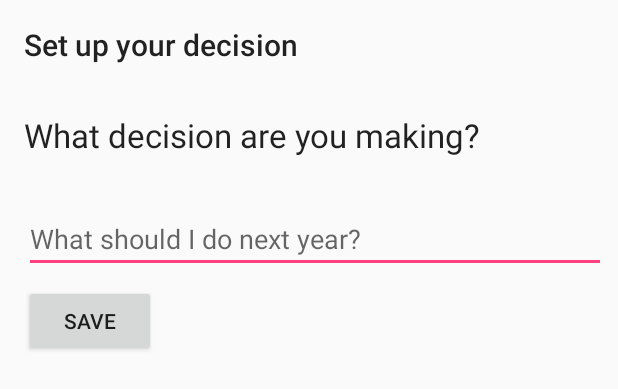
After one commit to lydiaralph/decision_tracker, an Android app: the layout activity_configure_new_question.xml on its own in the app's theme, with its tools: preview values and no code run, on a phone screen of 412 x 824 dp. The commit adds this screen. Shown: the top 389 px of the screen. Run offline under Robolectric (Android 15) with nearby library versions, the phone set to English and light mode, and no system bars.

Commit message:
First draft from following tutorial - doesn't work

```diff
--- a/app/src/main/java/com/lydiaralph/decisiontracker/ConfirmConfigurationActivity.java
+++ b/app/src/main/java/com/lydiaralph/decisiontracker/ConfirmConfigurationActivity.java
@@ -10,7 +10,7 @@ public class ConfirmConfigurationActivity extends AppCompatActivity {
     @Override
     protected void onCreate(Bundle savedInstanceState) {
         super.onCreate(savedInstanceState);
-        setContentView(R.layout.activity_confirm_new_question);
+        setContentView(R.layout.activity_confirmation_new_question);
 
         Intent intent = getIntent();
         String newQuestion = intent.getStringExtra(ConfigurationActivity.NEW_QUESTION);
--- a/app/src/main/java/com/lydiaralph/decisiontracker/MainActivity.java
+++ b/app/src/main/java/com/lydiaralph/decisiontracker/MainActivity.java
@@ -19,7 +19,13 @@ import android.os.Bundle;
 import android.support.v7.app.AppCompatActivity;
 import android.view.View;
 
+import com.lydiaralph.decisiontracker.database.viewmodel.DecisionViewModel;
+
 public class MainActivity extends AppCompatActivity {
+
+    public static final int NEW_DECISION_ACTIVITY_REQUEST_CODE = 1;
+
+    private DecisionViewModel decisionViewModel;
 
     public static final String EXTRA_MESSAGE = "com.ralph.lydia.MESSAGE";
 
--- /dev/null
+++ b/app/src/main/res/layout/activity_configure_new_question.xml
@@ -0,0 +1,152 @@
+<?xml version="1.0" encoding="utf-8"?>
+<android.support.constraint.ConstraintLayout xmlns:android="http://schemas.android.com/apk/res/android"
+    xmlns:app="http://schemas.android.com/apk/res-auto"
+    xmlns:tools="http://schemas.android.com/tools"
+    android:layout_width="match_parent"
+    android:layout_height="match_parent"
+    tools:context="com.lydiaralph.decisiontracker.NewDecisionActivity">
+
+    <TextView
+        android:id="@+id/title"
+        android:text="@string/configure_decision"
+        android:textAppearance="@style/TextAppearance.AppCompat.Title"
+        android:layout_width="0dp"
+        android:layout_height="wrap_content"
+        android:layout_marginStart="16dp"
+        android:layout_marginLeft="16dp"
+        android:layout_marginTop="16dp"
+        android:layout_marginEnd="8dp"
+        android:layout_marginRight="8dp"
+        android:layout_marginBottom="16dp"
+        app:layout_constraintBottom_toTopOf="@+id/explanation_note_1"
+        app:layout_constraintEnd_toEndOf="parent"
+        app:layout_constraintStart_toStartOf="parent"
+        app:layout_constraintTop_toTopOf="parent"
+    />
+
+
+    <TextView
+        android:id="@+id/explanation_note_1"
+        android:text="@string/ask_this_question"
+        android:textAppearance="@style/TextAppearance.AppCompat.Large"
+        android:layout_width="0dp"
+        android:layout_height="wrap_content"
+        android:layout_marginStart="16dp"
+        android:layout_marginLeft="16dp"
+        android:layout_marginTop="16dp"
+        android:layout_marginEnd="8dp"
+        android:layout_marginRight="8dp"
+        android:layout_marginBottom="16dp"
+        app:layout_constraintBottom_toTopOf="@+id/user_input_question"
+        app:layout_constraintEnd_toEndOf="parent"
+        app:layout_constraintStart_toStartOf="parent"
+        app:layout_constraintTop_toBottomOf="@id/title" />
+
+    <EditText
+        android:id="@+id/user_input_question"
+        android:layout_width="0dp"
+        android:layout_height="wrap_content"
+        android:layout_marginStart="16dp"
+        android:layout_marginLeft="16dp"
+        android:layout_marginTop="16dp"
+        android:layout_marginEnd="8dp"
+        android:layout_marginRight="8dp"
+        android:layout_marginBottom="35dp"
+        android:ems="10"
+        android:hint="@string/ask_this_question_hint"
+        android:importantForAutofill="no"
+        android:inputType="text"
+        app:layout_constraintBottom_toTopOf="@+id/button_save"
+        app:layout_constraintEnd_toEndOf="parent"
+        app:layout_constraintStart_toStartOf="parent"
+        app:layout_constraintTop_toBottomOf="@+id/explanation_note_1" />
+
+    <!--<TextView-->
+        <!--android:id="@+id/explanation_note_2"-->
+        <!--android:layout_width="0dp"-->
+        <!--android:layout_height="wrap_content"-->
+        <!--android:layout_marginStart="16dp"-->
+        <!--android:layout_marginLeft="16dp"-->
+        <!--android:layout_marginTop="16dp"-->
+        <!--android:layout_marginEnd="8dp"-->
+        <!--android:layout_marginRight="8dp"-->
+        <!--android:layout_marginBottom="16dp"-->
+        <!--android:text="@string/options_text"-->
+        <!--android:textAppearance="@style/TextAppearance.AppCompat.Large"-->
+        <!--app:layout_constraintBottom_toTopOf="@+id/user_input_option_1"-->
+        <!--app:layout_constraintEnd_toEndOf="parent"-->
+        <!--app:layout_constraintStart_toStartOf="parent"-->
+        <!--app:layout_constraintTop_toBottomOf="@+id/user_input_question" />-->
+
+    <!--<EditText-->
+        <!--android:id="@+id/user_input_option_1"-->
+        <!--android:layout_width="0dp"-->
+        <!--android:layout_height="39dp"-->
+        <!--android:layout_marginStart="16dp"-->
+        <!--android:layout_marginLeft="16dp"-->
+        <!--android:layout_marginTop="8dp"-->
+        <!--android:layout_marginEnd="8dp"-->
+        <!--android:layout_marginRight="8dp"-->
+        <!--android:layout_marginBottom="8dp"-->
+        <!--android:ems="10"-->
+        <!--android:hint="@string/option_1_question_hint"-->
+        <!--android:importantForAutofill="no"-->
+        <!--android:inputType="text"-->
+        <!--app:layout_constraintBottom_toTopOf="@+id/user_input_option_2"-->
+        <!--app:layout_constraintEnd_toEndOf="parent"-->
+        <!--app:layout_constraintStart_toStartOf="parent"-->
+        <!--app:layout_constraintTop_toBottomOf="@+id/explanation_note_2" />-->
+
+    <!--<EditText-->
+        <!--android:id="@+id/user_input_option_2"-->
+        <!--android:layout_width="0dp"-->
+        <!--android:layout_height="wrap_content"-->
+        <!--android:layout_marginStart="16dp"-->
+        <!--android:layout_marginLeft="16dp"-->
+        <!--android:layout_marginTop="8dp"-->
+        <!--android:layout_marginEnd="8dp"-->
+        <!--android:layout_marginRight="8dp"-->
+        <!--android:layout_marginBottom="8dp"-->
+        <!--android:ems="10"-->
+        <!--android:hint="@string/option_2_question_hint"-->
+        <!--android:importantForAutofill="no"-->
+        <!--android:inputType="text"-->
+        <!--app:layout_constraintBottom_toTopOf="@+id/user_input_option_3"-->
+        <!--app:layout_constraintEnd_toEndOf="parent"-->
+        <!--app:layout_constraintStart_toStartOf="parent"-->
+        <!--app:layout_constraintTop_toBottomOf="@+id/user_input_option_1" />-->
+
+    <!--<EditText-->
+        <!--android:id="@+id/user_input_option_3"-->
+        <!--android:layout_width="0dp"-->
+        <!--android:layout_height="wrap_content"-->
+        <!--android:layout_marginStart="16dp"-->
+        <!--android:layout_marginLeft="16dp"-->
+        <!--android:layout_marginTop="8dp"-->
+        <!--android:layout_marginEnd="8dp"-->
+        <!--android:layout_marginRight="8dp"-->
+        <!--android:layout_marginBottom="8dp"-->
+        <!--android:ems="10"-->
+        <!--android:hint="@string/option_3_question_hint"-->
+        <!--android:importantForAutofill="no"-->
+        <!--android:inputType="text"-->
+        <!--app:layout_constraintBottom_toTopOf="@+id/button_save"-->
+        <!--app:layout_constraintEnd_toEndOf="parent"-->
+        <!--app:layout_constraintStart_toStartOf="parent"-->
+        <!--app:layout_constraintTop_toBottomOf="@+id/user_input_option_2" />-->
+
+    <Button
+        android:id="@+id/button_save"
+        android:layout_width="0dp"
+        android:layout_height="wrap_content"
+        android:layout_marginStart="16dp"
+        android:layout_marginLeft="16dp"
+        android:layout_marginTop="8dp"
+        android:layout_marginEnd="16dp"
+        android:layout_marginBottom="6dp"
+        android:text="@string/save"
+        app:layout_constraintTop_toBottomOf="@id/user_input_question"
+        app:layout_constraintStart_toStartOf="parent"
+        />
+
+</android.support.constraint.ConstraintLayout>
--- a/app/src/main/res/layout/activity_confirm_new_question.xml
+++ b/app/src/main/res/layout/activity_confirmation_new_question.xml
@@ -4,7 +4,7 @@
     xmlns:tools="http://schemas.android.com/tools"
     android:layout_width="match_parent"
     android:layout_height="match_parent"
-    tools:context=".ConfirmConfigurationActivity">
+    tools:context="com.lydiaralph.decisiontracker.ConfirmConfigurationActivity">
 
     <TextView
         android:id="@+id/title"
--- a/app/src/main/res/layout/activity_configuration.xml
+++ b/app/src/main/res/layout/archive_activity_configuration.xml
@@ -4,7 +4,7 @@
     xmlns:tools="http://schemas.android.com/tools"
     android:layout_width="match_parent"
     android:layout_height="match_parent"
-    tools:context=".ConfigurationActivity">
+    tools:context="com.lydiaralph.decisiontracker.ConfigurationActivity">
 
     <TextView
         android:id="@+id/title"
```
Also changed, not shown: app/src/main/java/com/lydiaralph/decisiontracker/ConfigurationActivity.java (+74 -16 lines), app/src/main/java/com/lydiaralph/decisiontracker/NewDecisionActivity.java (added, +60 -0 lines), app/src/main/java/com/lydiaralph/decisiontracker/database/adapter/DecisionListAdapter.java (added, +61 -0 lines), app/src/main/java/com/lydiaralph/decisiontracker/database/adapter/OptionListAdapter.java (added, +61 -0 lines), app/src/main/java/com/lydiaralph/decisiontracker/database/adapter/VoteListAdapter.java (added, +61 -0 lines), app/src/main/res/drawable/ic_add_black_24dp.xml (added, +9 -0 lines), app/src/main/res/layout/content_main.xml (added, +9 -0 lines), app/src/main/res/layout/recyclerview_item.xml (added, +26 -0 lines), app/src/main/res/values/styles.xml (+11 -0 lines).
